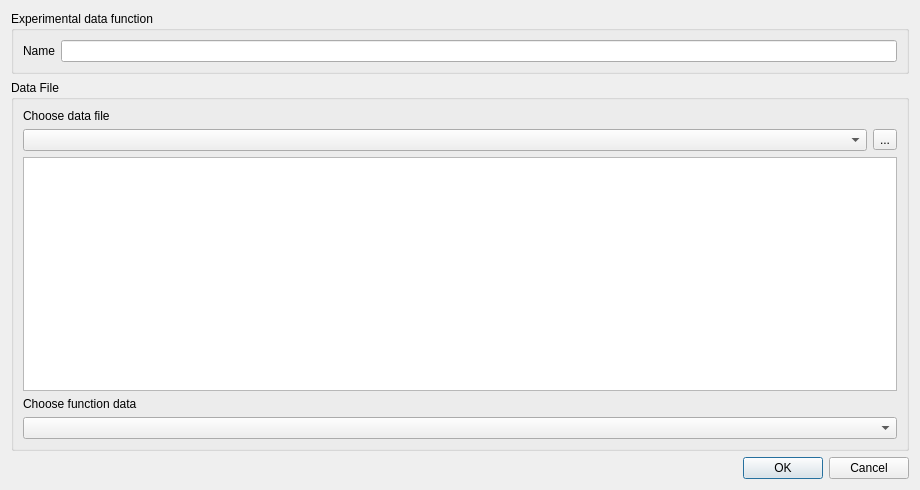
Before: the Qt Designer form experimentalfunctiondialog.ui in arntanguy/STS-simulator, drawn with Qt 5.
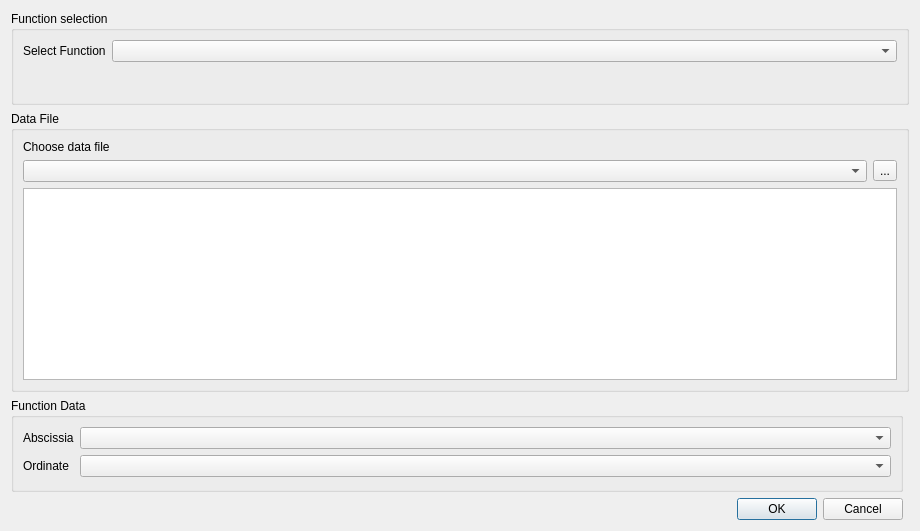
After: the same form once the commit is applied.

The edit to the form file:
```diff
--- a/experimentalfunctiondialog.ui
+++ b/experimentalfunctiondialog.ui
@@ -7,46 +7,14 @@
     <x>0</x>
     <y>0</y>
     <width>920</width>
-    <height>490</height>
+    <height>531</height>
    </rect>
   </property>
   <property name="windowTitle">
    <string>Experimental Data Function</string>
   </property>
   <layout class="QGridLayout" name="gridLayout">
-   <item row="3" column="0">
-    <widget class="QDialogButtonBox" name="buttonBox">
-     <property name="orientation">
-      <enum>Qt::Horizontal</enum>
-     </property>
-     <property name="standardButtons">
-      <set>QDialogButtonBox::Cancel|QDialogButtonBox::Ok</set>
-     </property>
-    </widget>
-   </item>
-   <item row="0" column="0">
-    <widget class="QGroupBox" name="groupBox">
-     <property name="title">
-      <string>Experimental data function</string>
-     </property>
-     <layout class="QFormLayout" name="formLayout_2">
-      <property name="fieldGrowthPolicy">
-       <enum>QFormLayout::AllNonFixedFieldsGrow</enum>
-      </property>
-      <item row="0" column="0">
-       <widget class="QLabel" name="label">
-        <property name="text">
-         <string>Name</string>
-        </property>
-       </widget>
-      </item>
-      <item row="0" column="1">
-       <widget class="QLineEdit" name="name"/>
-      </item>
-     </layout>
-    </widget>
-   </item>
-   <item row="2" column="0">
+   <item row="1" column="0" rowspan="2" colspan="2">
     <widget class="QGroupBox" name="groupBox_2">
      <property name="minimumSize">
       <size>
@@ -58,13 +26,9 @@
       <string>Data File</string>
      </property>
      <layout class="QFormLayout" name="formLayout">
-      <item row="3" column="0">
-       <widget class="QLabel" name="label_2">
-        <property name="text">
-         <string>Choose function data</string>
-        </property>
-       </widget>
-      </item>
+      <property name="fieldGrowthPolicy">
+       <enum>QFormLayout::AllNonFixedFieldsGrow</enum>
+      </property>
       <item row="0" column="0">
        <widget class="QLabel" name="label_5">
         <property name="text">
@@ -92,8 +56,66 @@
       <item row="2" column="0" colspan="2">
        <widget class="QTableView" name="dataTable"/>
       </item>
-      <item row="4" column="0" colspan="2">
-       <widget class="QComboBox" name="data"/>
+     </layout>
+    </widget>
+   </item>
+   <item row="3" column="0">
+    <widget class="QGroupBox" name="groupBox_4">
+     <property name="title">
+      <string>Function Data</string>
+     </property>
+     <layout class="QFormLayout" name="formLayout_4">
+      <property name="fieldGrowthPolicy">
+       <enum>QFormLayout::AllNonFixedFieldsGrow</enum>
+      </property>
+      <item row="3" column="0">
+       <widget class="QLabel" name="label_7">
+        <property name="text">
+         <string>Ordinate</string>
+        </property>
+       </widget>
+      </item>
+      <item row="3" column="1">
+       <widget class="QComboBox" name="dataOrdinate"/>
+      </item>
+      <item row="1" column="1">
+       <widget class="QComboBox" name="dataAbscissia"/>
+      </item>
+      <item row="1" column="0">
+       <widget class="QLabel" name="label_6">
+        <property name="text">
+         <string>Abscissia</string>
+        </property>
+       </widget>
+      </item>
+     </layout>
+    </widget>
+   </item>
+   <item row="4" column="0">
+    <widget class="QDialogButtonBox" name="buttonBox">
+     <property name="orientation">
+      <enum>Qt::Horizontal</enum>
+     </property>
+     <property name="standardButtons">
+      <set>QDialogButtonBox::Cancel|QDialogButtonBox::Ok</set>
+     </property>
+    </widget>
+   </item>
+   <item row="0" column="0" colspan="2">
+    <widget class="QGroupBox" name="groupBox_3">
+     <property name="title">
+      <string>Function selection</string>
+     </property>
+     <layout class="QFormLayout" name="formLayout_3">
+      <item row="0" column="1">
+       <widget class="QComboBox" name="functionSelection"/>
+      </item>
+      <item row="0" column="0">
+       <widget class="QLabel" name="label_3">
+        <property name="text">
+         <string>Select Function</string>
+        </property>
+       </widget>
       </item>
      </layout>
     </widget>
```
